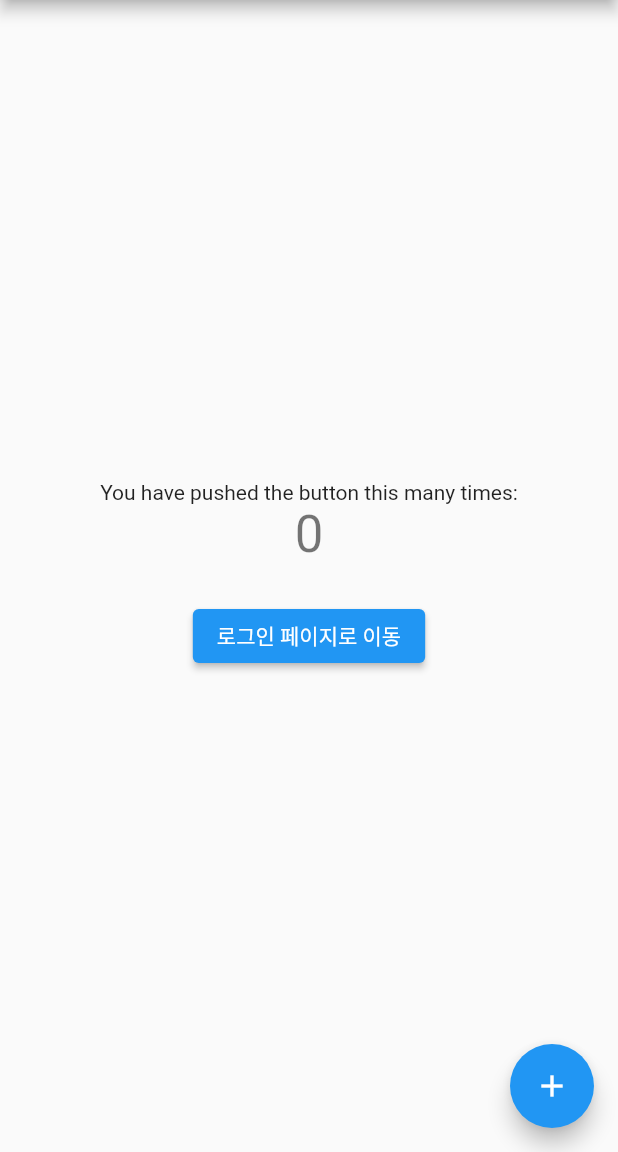
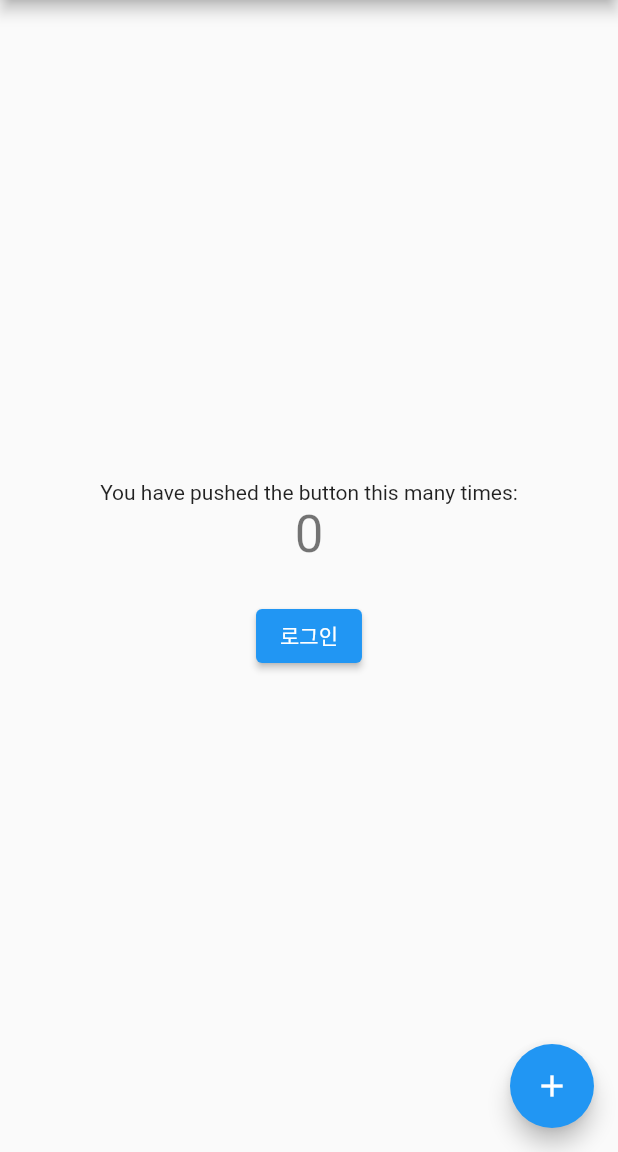
Before and after one commit to LL-ABC-4/Git-Android, a Flutter app: the screen it shows after launch, on a phone screen of 412 x 824 dp, the part 84-1236 px from its top. Run offline on Flutter 3.47's test engine with Material 2 defaults, Android fonts, the phone set to English and light mode, and no system bars.

Commit message:
change login button text

```diff
--- a/lib/main.dart
+++ b/lib/main.dart
@@ -68,7 +68,7 @@ class _MyHomePageState extends State<MyHomePage> {
             // 로그인 페이지 이동 버튼
             ElevatedButton(
               onPressed: _goToLoginPage,
-              child: const Text('로그인 페이지로 이동'),
+              child: const Text('로그인'),
             ),
           ],
         ),
```
